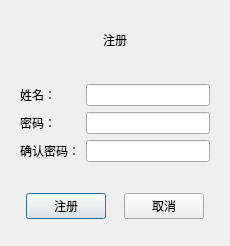
Qt form Classroom_Assistant/register_teacher.ui (naifuliang/Classroom_Assistant) before a commit.
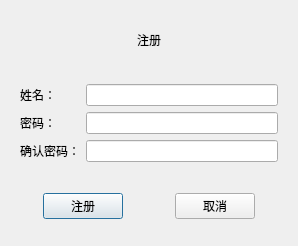
The same form after that commit.

```diff
--- a/Classroom_Assistant/register_teacher.ui
+++ b/Classroom_Assistant/register_teacher.ui
@@ -6,7 +6,7 @@
    <rect>
     <x>0</x>
     <y>0</y>
-    <width>230</width>
+    <width>298</width>
     <height>246</height>
    </rect>
   </property>
```
